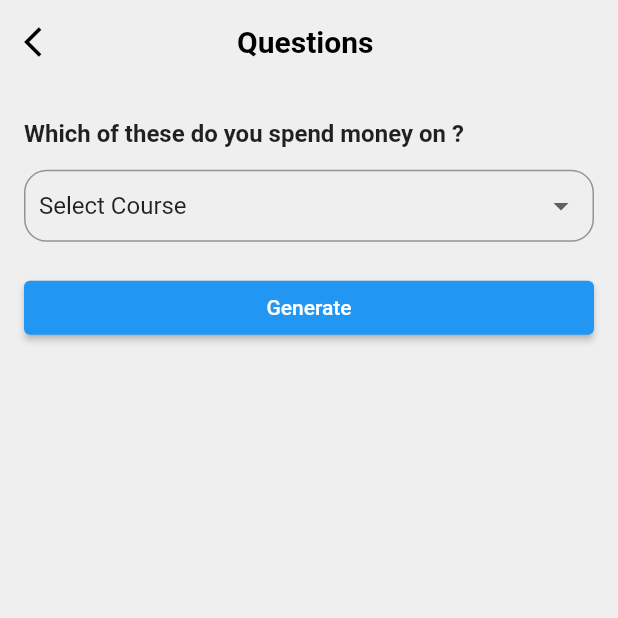
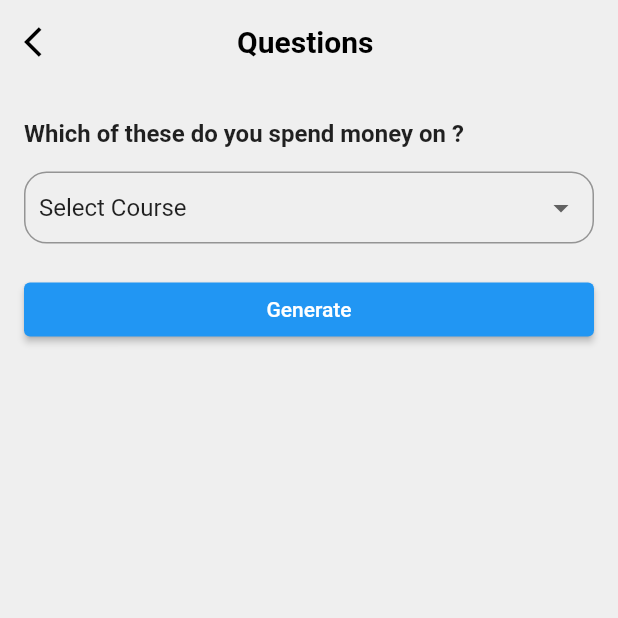
Before and after one commit to faridatarek/cashkit, a Flutter app: the screen it shows after launch, on a phone screen of 412 x 824 dp, the top half of it. Run offline on Flutter 3.47's test engine with Material 2 defaults, Android fonts, the phone set to English and light mode, and no system bars; our stand-ins replace animate_do, circle_nav_bar, dots_indicator, flutter_screenutil, table_calendar; missing offline and left inert: circular_chart_flutter; Roboto replaces fonts that are missing (Poppins).

Commit message:
some updates

```diff
--- a/lib/tesst.dart
+++ b/lib/tesst.dart
@@ -45,7 +45,7 @@ class _EditQuestionScreenState extends State<EditQuestionScreen> {
           style: TextStyle(fontSize: 16, fontWeight: FontWeight.w600),
         ),
         SizedBox(
-          height: 12.h,
+          height: 13.h,
         ),
         InputDecorator(
           decoration: InputDecoration(
```
